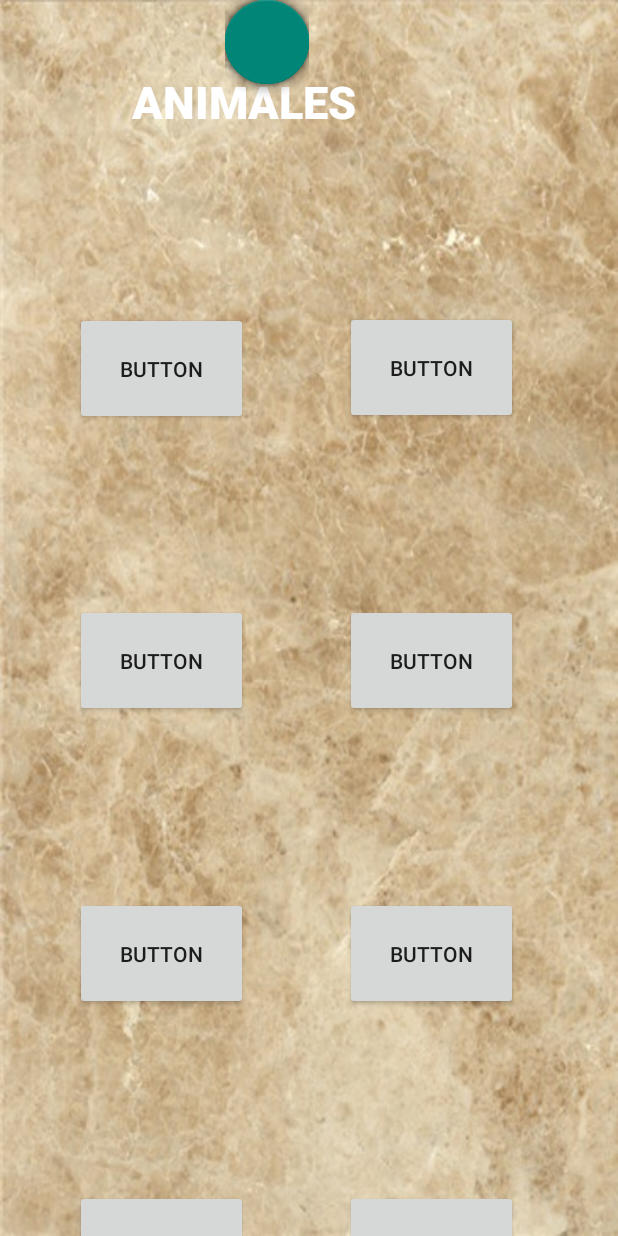
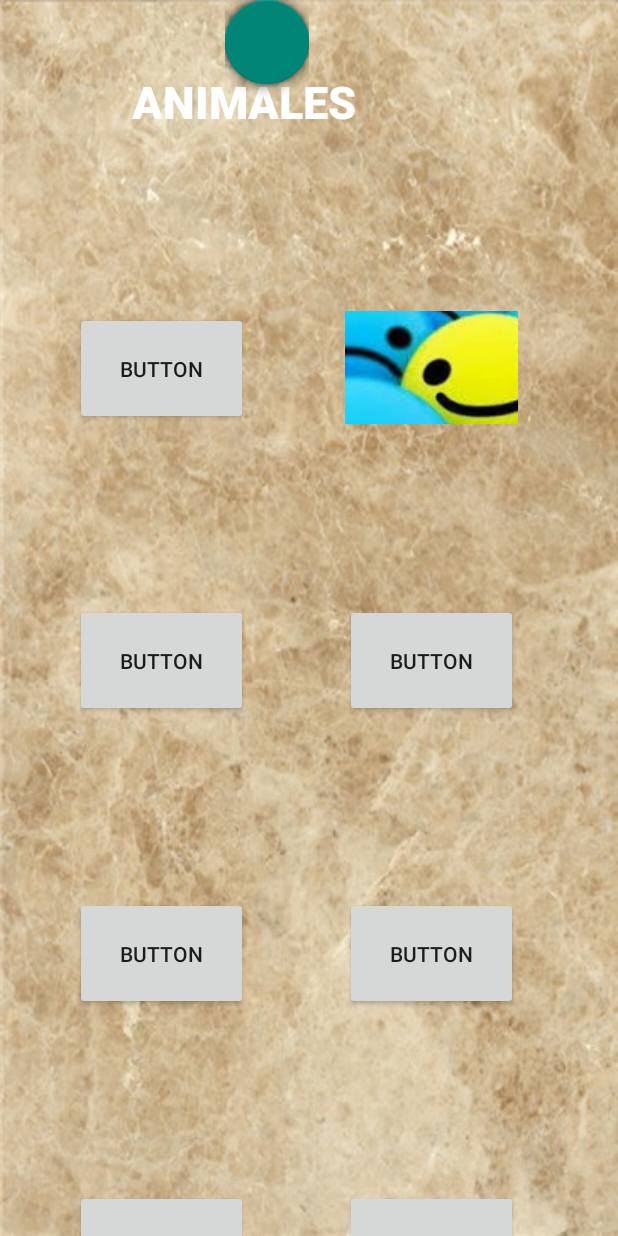
Before and after one commit to marijoip/ProyectoFinal, an Android app: the screen it shows after launch (MainActivity), on a phone screen of 412 x 824 dp. Run offline under Robolectric (Android 15) with nearby library versions, the phone set to English and light mode, and no system bars; plain views replace FloatingActionButton, FloatingActionMenu.

Commit message:
boton sonido miguel

```diff
--- a/app/src/main/java/com/example/proyectofinal/MainActivity.java
+++ b/app/src/main/java/com/example/proyectofinal/MainActivity.java
@@ -1,6 +1,7 @@
 package com.example.proyectofinal;
 
 import android.content.Intent;
+import android.media.MediaPlayer;
 import android.net.Uri;
 import android.os.Bundle;
 import android.support.design.widget.FloatingActionButton;
@@ -11,12 +12,25 @@ import android.view.View;
 import android.view.Menu;
 import android.view.MenuItem;
 import android.widget.Button;
+import android.widget.ImageButton;
 
 public class MainActivity extends AppCompatActivity {
+    MediaPlayer mp;
+    ImageButton pena;
+
     @Override
     protected void onCreate(Bundle savedInstanceState) {
         super.onCreate(savedInstanceState);
         setContentView(R.layout.activity_main);
+
+        pena = (ImageButton) findViewById(R.id.crack);
+        mp=MediaPlayer.create(this, R.raw.amarillo);
+        pena.setOnClickListener(new View.OnClickListener() {
+            @Override
+            public void onClick(View v) {
+                mp.start();
+            }
+        });
     }
 
     public void ColoresIntent(View view) {
--- a/app/src/main/res/layout/activity_main.xml
+++ b/app/src/main/res/layout/activity_main.xml
@@ -34,13 +34,15 @@
                 android:layout_marginTop="120dp"
                 android:text="Button" />
 
-            <Button
-                android:id="@+id/button3"
+            <ImageButton
+                android:id="@+id/crack"
                 android:layout_width="115dp"
                 android:layout_height="75dp"
                 android:layout_marginLeft="230dp"
                 android:layout_marginTop="-76dp"
-                android:text="Button" />
+                android:text="Button"
+                fab:srcCompat="@drawable/images"
+                />
 
             <Button
                 android:id="@+id/button4"
```
Also changed, not shown: app/src/main/res/drawable-v24/images.png (added), 1 other file.
